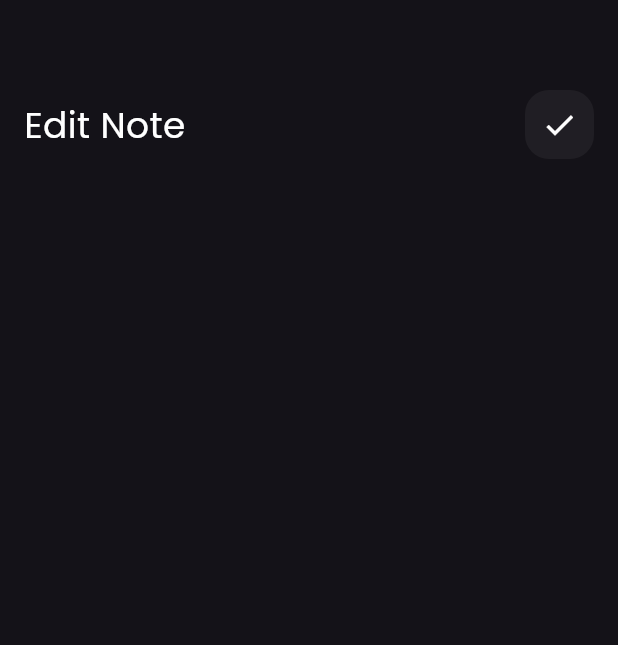
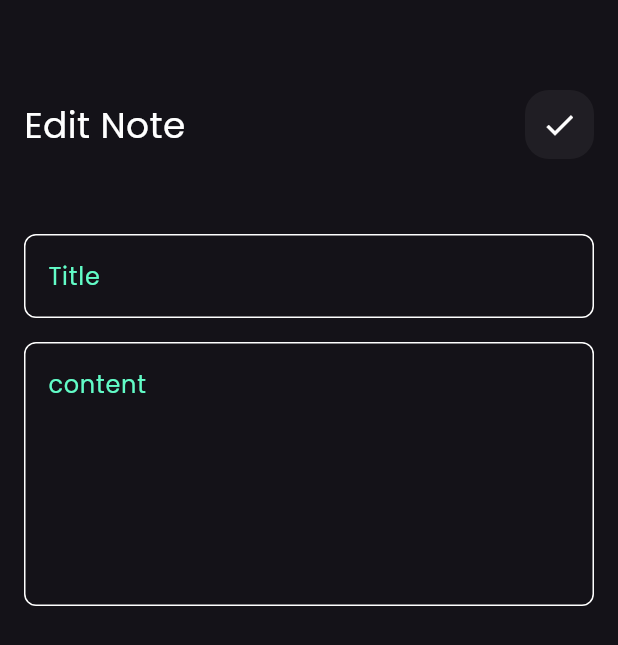
Before and after one commit to yahyaalmongdie/note_app, a Flutter app: the EditNoteView screen opened directly, on a phone screen of 412 x 824 dp. Shown: the top 645 px of the screen. Run offline on Flutter 3.47's test engine with Material 3 defaults, Android fonts, the phone set to English and light mode, and no system bars; our stand-ins replace font_awesome_flutter.

Commit message:
edit note view ui done

```diff
--- a/lib/features/home/presentation/view/widget/edit_note_view_body.dart
+++ b/lib/features/home/presentation/view/widget/edit_note_view_body.dart
@@ -1,4 +1,5 @@
 import 'package:flutter/material.dart';
+import 'package:note_app/core/widget/custom_text_form_felid.dart';
 import 'package:note_app/features/home/presentation/view/widget/custom_app_bar.dart';
 
 class EditNoteViewBody extends StatelessWidget {
@@ -17,6 +18,19 @@ class EditNoteViewBody extends StatelessWidget {
             title: "Edit Note",
             icon: Icons.check,
           ),
+          SizedBox(
+            height: 50,
+          ),
+          CustomTextFormFiled(
+            hintText: "Title",
+          ),
+          SizedBox(
+            height: 16,
+          ),
+          CustomTextFormFiled(
+            hintText: "content",
+            maxLines: 6,
+          ),
         ],
       ),
     );
```
